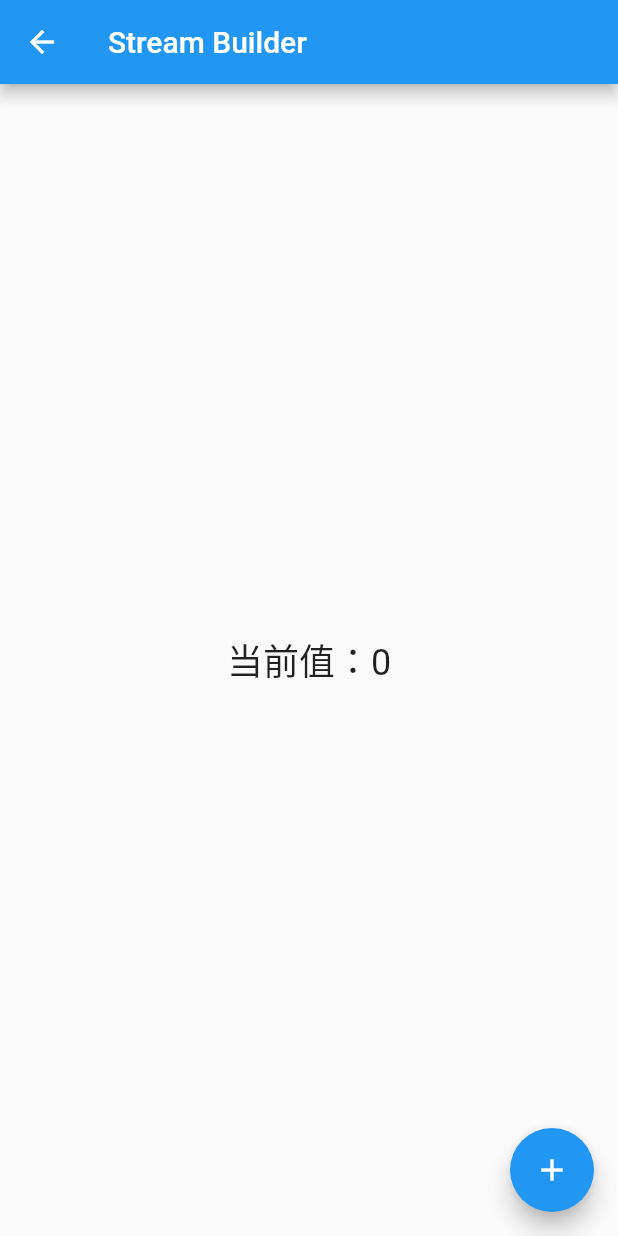
After one commit to zesicus/learn-flutter, a Flutter app: the StreamBuilderPage screen opened directly, on a phone screen of 412 x 824 dp. The commit adds this screen. Run offline on Flutter 3.47's test engine with Material 2 defaults, Android fonts, the phone set to English and light mode, and no system bars; our stand-ins replace date_format.

Commit message:
Stream Builder

```diff
--- a/source/lib/entrance/routes.dart
+++ b/source/lib/entrance/routes.dart
@@ -36,6 +36,7 @@ import '../widgets/customize/pages/widget_animation_widget_page.dart';
 import '../widgets/customize/pages/widget_staggered_page.dart';
 import '../widgets/customize/pages/widget_hero_page.dart';
 import '../stream/pages/stream_page.dart';
+import '../stream/pages/stream_builder_page.dart';
 
 // MARK: - 路由
 final routes = {
@@ -82,6 +83,7 @@ final routes = {
   '/network_http': (context) => NetworkHttpPage(),
   // 流
   '/more_stream': (context) => StreamPage(),
+  '/more_stream_builder': (context) => StreamBuilderPage(),
 };
 
 final RouteFactory onGenerateRoute = (RouteSettings settings) {
--- a/source/lib/entrance/vms/tab_vm.dart
+++ b/source/lib/entrance/vms/tab_vm.dart
@@ -63,6 +63,7 @@ class TabVM {
     ]),
     TabListModel("流", false, [
       TabWidgetsListModel(Icon(Icons.flash_on), Text("Stream")),
+      TabWidgetsListModel(Icon(Icons.flash_on), Text("Stream Builder")),
     ]),
   ];
 
@@ -308,6 +309,9 @@ class TabVM {
       case "Stream":
         Navigator.pushNamed(context, "/more_stream");
         break;
+      case "Stream Builder":
+        Navigator.pushNamed(context, "/more_stream_builder");
+        break;
       default:
         print("Others");
         break;
--- /dev/null
+++ b/source/lib/stream/pages/stream_builder_page.dart
@@ -0,0 +1,45 @@
+import 'package:flutter/material.dart';
+import '../vms/stream_builder_vm.dart';
+
+// 使用 StreamBuilder 专门监听 stream 变化，然后自动刷新重建。
+
+class StreamBuilderPage extends StatefulWidget {
+  StreamBuilderPage({Key key}) : super(key: key);
+
+  @override
+  _StreamBuilderPageState createState() => _StreamBuilderPageState();
+}
+
+class _StreamBuilderPageState extends State<StreamBuilderPage> {
+  final vm = StreamBuilderVM();
+
+  @override
+  void dispose() {
+    vm.sink.close();
+    vm.controller.close();
+    super.dispose();
+  }
+
+  @override
+  Widget build(BuildContext context) {
+    return Scaffold(
+      appBar: AppBar(title: Text('Stream Builder')),
+      body: SafeArea(
+          child: Container(
+        alignment: Alignment.center,
+        child: StreamBuilder(
+          builder: (context, snapshot) => Text(
+            '当前值：${snapshot.data}',
+            style: TextStyle(fontSize: 24.0),
+          ),
+          stream: vm.controller.stream,
+          initialData: vm.count,
+        ),
+      )),
+      floatingActionButton: FloatingActionButton(
+        onPressed: () => vm.sink.add(++vm.count),
+        child: Icon(Icons.add),
+      ),
+    );
+  }
+}
--- /dev/null
+++ b/source/lib/stream/vms/stream_builder_vm.dart
@@ -0,0 +1,12 @@
+import 'dart:async';
+
+class StreamBuilderVM {
+  // 广播流
+  StreamController<int> controller = StreamController.broadcast();
+  Sink<int> sink;
+  int count = 0;
+
+  StreamBuilderVM() {
+    sink = controller.sink;
+  }
+}
--- a/source/lib/stream/vms/stream_vm.dart
+++ b/source/lib/stream/vms/stream_vm.dart
@@ -3,17 +3,19 @@ import 'dart:async';
 class StreamVM {
   // 单订阅
   final StreamController streamController = StreamController();
+  Sink sink;
   // 广播
   final bsController = StreamController();
   Stream bs;
+  Sink bSink;
 
   var timer;
   StreamVM() {
     bs = bsController.stream.asBroadcastStream();
-    streamController.sink
+    sink = streamController.sink
     ..add('123\n')
     ..add('abc\n');
-    bsController.sink
+    bSink = bsController.sink
     ..add('我是广播');
     timer = Timer.periodic(Duration(seconds: 3), (_) {
       streamController.sink.add('循环打印\n另一条信息\n');
```
Also changed, not shown: source/lib/stream/pages/stream_page.dart (+12 -3 lines).
